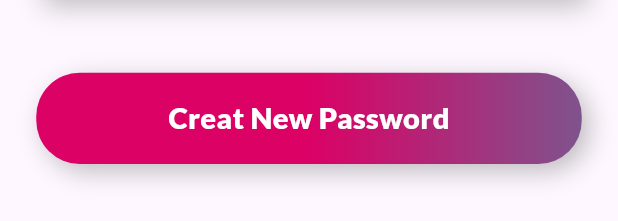
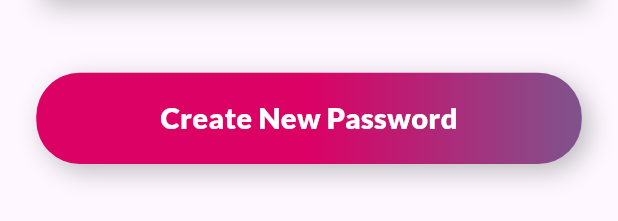
Before and after one commit to islam0110023/tala_app, a Flutter app: the NewPasswordScreenBody widget shown alone on an empty page, opened directly, on a phone screen of 412 x 824 dp. Shown: the part 483-704 px from the top of the screen. Run offline on Flutter 3.47's test engine with Material 3 defaults, Android fonts, the phone set to English and light mode, and no system bars; our stand-ins replace flutter_screenutil, flutter_svg, go_router.

Commit message:
Refactor: Extract registration fields and add new password screen
This commit introduces a new widget `CustomFieldsRegister` to encapsulate the input fields for the registration screen, improving code organization in `RegisterScreenBody`.

Additionally, it adds a new route and screen for setting a new password (`NewPasswordScreen` and `NewPasswordScreenBody`), and updates the initial route in `AppRoutes` to point to `SplashScreen` instead of `ProfileSetInfoScreen`.

Key changes:
- Created `CustomFieldsRegister` widget.
- Refactored `RegisterScreenBody` to use `CustomFieldsRegister`.
- Added `/new_password` route and corresponding `NewPasswordScreen` and `NewPasswordScreenBody`.
- Changed initial route from `/profile` to `/`.
- Corrected a typo in the "Create New Password" button text in `NewPasswordScreenBody`.
- Made minor cleanup in `ProfileSetInfoScreenBody`.

```diff
--- a/lib/core/utils/routes.dart
+++ b/lib/core/utils/routes.dart
@@ -12,12 +12,13 @@ class AppRoutes {
   static const loginScreen = '/login';
   static const registerScreen = '/register';
   static const profileSetInfoScreen = '/profile';
+  static const newPasswordScreen = '/new_password';
 
   static final route = GoRouter(
     routes: [
       GoRoute(
         path: splashScreen,
-        builder: (context, state) => const ProfileSetInfoScreen(),
+        builder: (context, state) => const SplashScreen(),
       ),
       GoRoute(
         path: onBoardingScreen,
@@ -31,6 +32,14 @@ class AppRoutes {
         path: registerScreen,
         builder: (context, state) => const RegisterScreen(),
       ),
+      GoRoute(
+        path: profileSetInfoScreen,
+        builder: (context, state) => const ProfileSetInfoScreen(),
+      ),
+      GoRoute(
+        path: newPasswordScreen,
+        builder: (context, state) => const NewPasswordScreen(),
+      ),
     ],
   );
 }
--- a/lib/feature/auth/presentation/view/new_password_screen.dart
+++ b/lib/feature/auth/presentation/view/new_password_screen.dart
@@ -1,5 +1,4 @@
 import 'package:flutter/material.dart';
-import 'package:tala_app/feature/auth/presentation/view/widget/login_screen_body.dart';
 import 'package:tala_app/feature/auth/presentation/view/widget/new_password_screen_body.dart';
 
 class NewPasswordScreen extends StatelessWidget {
--- a/lib/feature/auth/presentation/view/widget/new_password_screen_body.dart
+++ b/lib/feature/auth/presentation/view/widget/new_password_screen_body.dart
@@ -1,12 +1,9 @@
 import 'package:flutter/material.dart';
 import 'package:tala_app/core/utils/app_dimensions.dart';
 import 'package:tala_app/core/utils/styling.dart';
-import 'package:tala_app/core/widget/custom_already_sign_in.dart';
 import 'package:tala_app/core/widget/custom_button.dart';
 import 'package:tala_app/core/widget/custom_text_field.dart';
 import 'package:tala_app/core/widget/custom_title.dart';
-import 'package:tala_app/feature/auth/presentation/view/widget/custom_sign_with_auth.dart';
-import 'package:tala_app/feature/auth/presentation/view/widget/custome_alternative_sign_in.dart';
 
 class NewPasswordScreenBody extends StatelessWidget {
   const NewPasswordScreenBody({super.key});
@@ -37,7 +34,7 @@ class NewPasswordScreenBody extends StatelessWidget {
               SizedBox(height: AppDimensions.h18),
               const CustomTextField(hint: 'Confirm Password', password_flag: true),
               SizedBox(height: AppDimensions.h51),
-              CustomButton(onTap: () {}, name: 'Creat New Password'),
+              CustomButton(onTap: () {}, name: 'Create New Password'),
             ],
           ),
         ),
--- a/lib/feature/profile/presentation/view/widget/profile_set_info_screen_body.dart
+++ b/lib/feature/profile/presentation/view/widget/profile_set_info_screen_body.dart
@@ -5,7 +5,7 @@ class ProfileSetInfoScreenBody extends StatelessWidget {
 
   @override
   Widget build(BuildContext context) {
-    return Column(
+    return const Column(
 
     );
   }
```
Also changed, not shown: lib/feature/auth/presentation/view/widget/custom_fields_register.dart (added, +28 -0 lines), lib/feature/auth/presentation/view/widget/register_screen_body.dart (+2 -12 lines).
